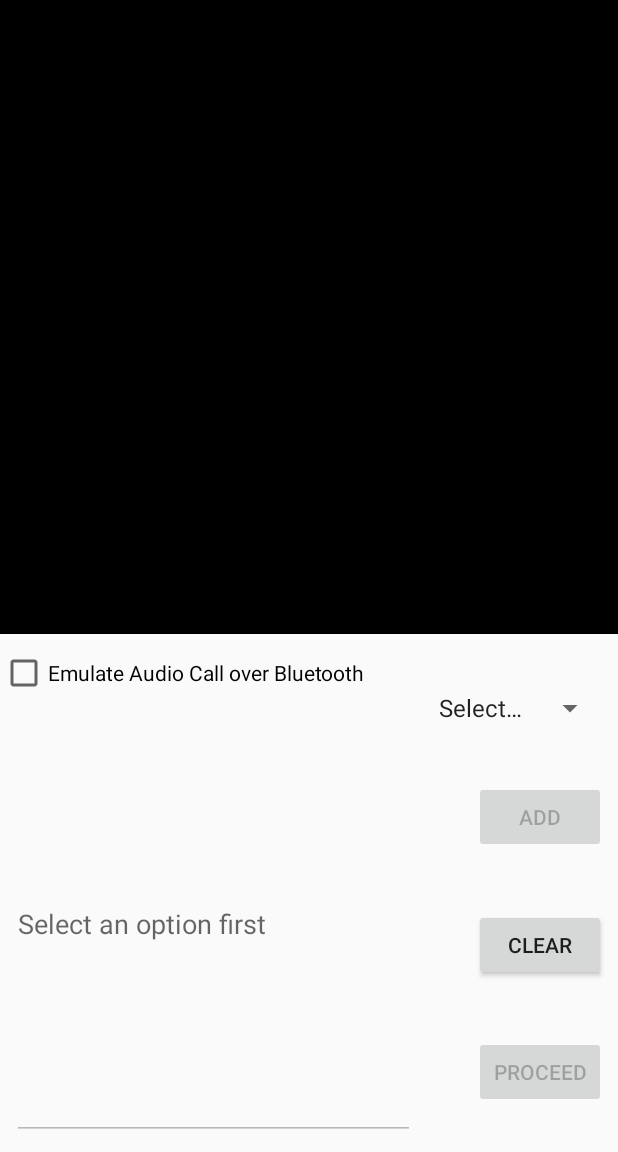
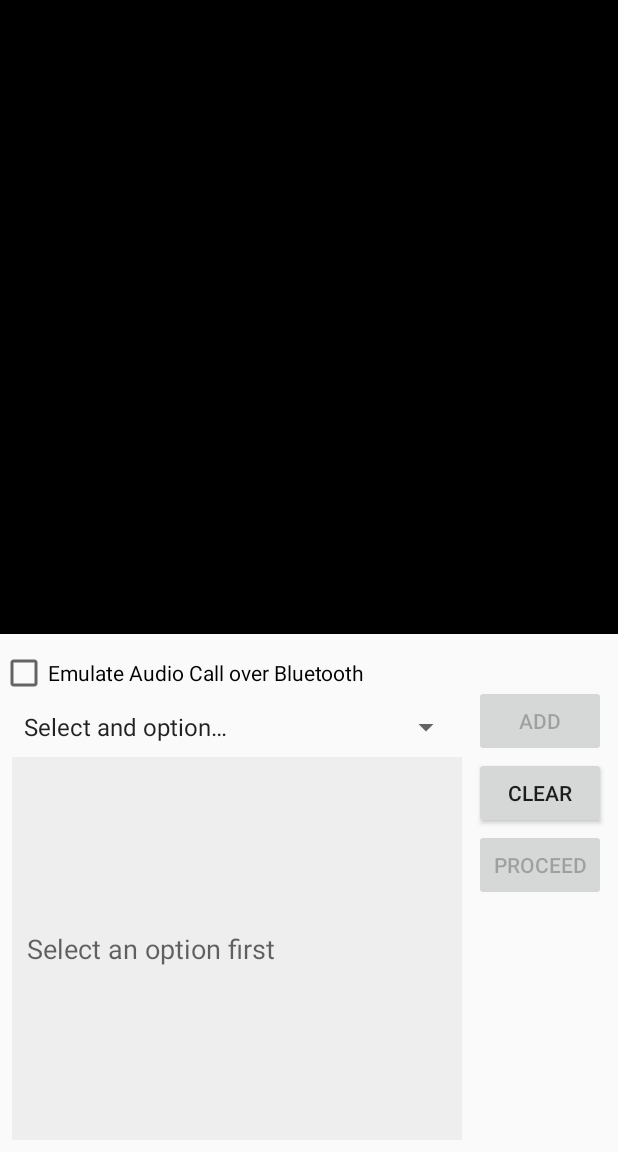
Before and after one commit to chattylabs/conversational-flow, an Android app: the screen it shows after launch (MainActivity), on a phone screen of 412 x 824 dp, the part 84-1236 px from its top. Run offline under Robolectric (Android 15) with nearby library versions, the phone set to English and light mode, and no system bars; our stand-ins replace Dagger/Hilt's generated code; 4 statements that could not run were skipped.

Commit message:
[patch] Updated demo style and matching text checker

```diff
--- a/app/src/main/java/com/chattylabs/demo/voice/MainActivity.java
+++ b/app/src/main/java/com/chattylabs/demo/voice/MainActivity.java
@@ -26,8 +26,6 @@ import com.chattylabs.sdk.android.voice.AndroidSpeechSynthesizer;
 import com.chattylabs.sdk.android.voice.Peripheral;
 import com.chattylabs.sdk.android.voice.TextFilterForUrl;
 import com.chattylabs.sdk.android.voice.VoiceInteractionComponent;
-
-import java.util.Objects;
 
 import javax.inject.Inject;
 
@@ -166,7 +164,7 @@ public class MainActivity extends DaggerAppCompatActivity {
             SparseArray<String> news = getChecks(new SparseArray<>(), index + 1);
             if (news.size() > 0) {
                 for (int a = 0; a < news.size(); a++) {
-                    if (Objects.equals(news.valueAt(a), o)) {
+                    if (VoiceInteractionComponent.matches(news.valueAt(a), o)) {
                         representQueue(news.keyAt(a));
                         break;
                     }
@@ -248,7 +246,6 @@ public class MainActivity extends DaggerAppCompatActivity {
         proceed = findViewById(R.id.proceed);
         scoCheck = findViewById(R.id.bluetooth_sco);
 
-
         //
         scoCheck.setOnCheckedChangeListener((buttonView, isChecked) -> {
             if (isChecked && !peripheral.get(Peripheral.Type.BLUETOOTH).isConnected()) {
--- a/app/src/main/res/layout/activity_main.xml
+++ b/app/src/main/res/layout/activity_main.xml
@@ -49,12 +49,14 @@
         android:layout_marginEnd="8dp"
         android:layout_marginStart="8dp"
         android:layout_marginTop="8dp"
+        android:padding="10dp"
+        android:background="#eee"
         android:ems="10"
         android:hint="Select an option first"
         app:layout_constraintBottom_toBottomOf="parent"
         app:layout_constraintEnd_toEndOf="@+id/barrier2"
         app:layout_constraintStart_toStartOf="parent"
-        app:layout_constraintTop_toBottomOf="@+id/bluetooth_sco"
+        app:layout_constraintTop_toBottomOf="@+id/spinner"
         tools:text="Insert text" />
 
     <Spinner
@@ -62,29 +64,30 @@
         android:layout_width="0dp"
         android:layout_height="wrap_content"
         android:layout_marginEnd="8dp"
+        android:layout_marginStart="8dp"
         android:layout_marginTop="8dp"
         android:minWidth="100dp"
-        app:layout_constraintBottom_toTopOf="@+id/add"
-        app:layout_constraintEnd_toEndOf="parent"
-        app:layout_constraintTop_toBottomOf="@+id/guideline" />
+        app:layout_constraintEnd_toEndOf="@+id/barrier2"
+        app:layout_constraintStart_toStartOf="parent"
+        app:layout_constraintTop_toBottomOf="@+id/bluetooth_sco" />
 
     <Button
         android:id="@+id/add"
         android:layout_width="wrap_content"
         android:layout_height="wrap_content"
+        android:layout_marginBottom="8dp"
         android:layout_marginEnd="8dp"
-        android:layout_marginTop="8dp"
         android:text="Add"
-        app:layout_constraintBottom_toTopOf="@+id/clear"
+        app:layout_constraintBottom_toBottomOf="@+id/spinner"
         app:layout_constraintEnd_toEndOf="parent"
-        app:layout_constraintTop_toBottomOf="@+id/spinner" />
+        app:layout_constraintTop_toTopOf="@+id/spinner" />
 
     <Button
         android:id="@+id/clear"
         android:layout_width="wrap_content"
         android:layout_height="wrap_content"
+        android:layout_marginBottom="8dp"
         android:layout_marginEnd="8dp"
-        android:layout_marginTop="8dp"
         android:text="Clear"
         app:layout_constraintBottom_toTopOf="@+id/proceed"
         app:layout_constraintEnd_toEndOf="parent"
@@ -95,17 +98,15 @@
         android:layout_width="wrap_content"
         android:layout_height="wrap_content"
         android:layout_marginEnd="8dp"
-        android:layout_marginTop="8dp"
         android:text="Proceed"
-        app:layout_constraintBottom_toBottomOf="parent"
-        app:layout_constraintEnd_toEndOf="parent"
-        app:layout_constraintTop_toBottomOf="@+id/clear" />
+        app:layout_constraintTop_toBottomOf="@+id/clear"
+        app:layout_constraintEnd_toEndOf="parent" />
 
     <android.support.constraint.Barrier
         android:id="@+id/barrier2"
         android:layout_width="wrap_content"
         android:layout_height="wrap_content"
         app:barrierDirection="left"
-        app:constraint_referenced_ids="add,clear,spinner,proceed" />
+        app:constraint_referenced_ids="add,clear,proceed" />
 
 </android.support.constraint.ConstraintLayout>
--- a/app/src/main/res/values/arrays.xml
+++ b/app/src/main/res/values/arrays.xml
@@ -1,9 +1,9 @@
 <?xml version="1.0" encoding="utf-8"?>
 <resources>
     <string-array name="actions">
-        <item>Select&#8230;</item>
-        <item>Read</item>
-        <item>Listen</item>
-        <item>Check</item>
+        <item>Select and option&#8230;</item>
+        <item>Read aloud&#8230;</item>
+        <item>Listen to any message</item>
+        <item>Check for&#8230;</item>
     </string-array>
 </resources>
```
